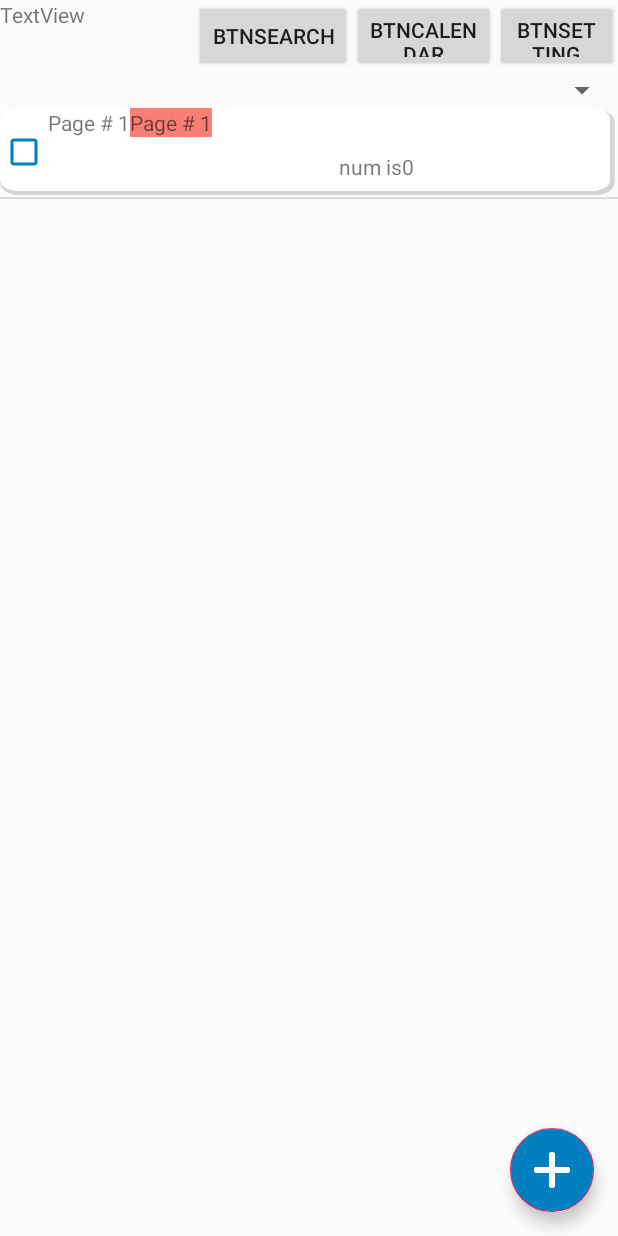
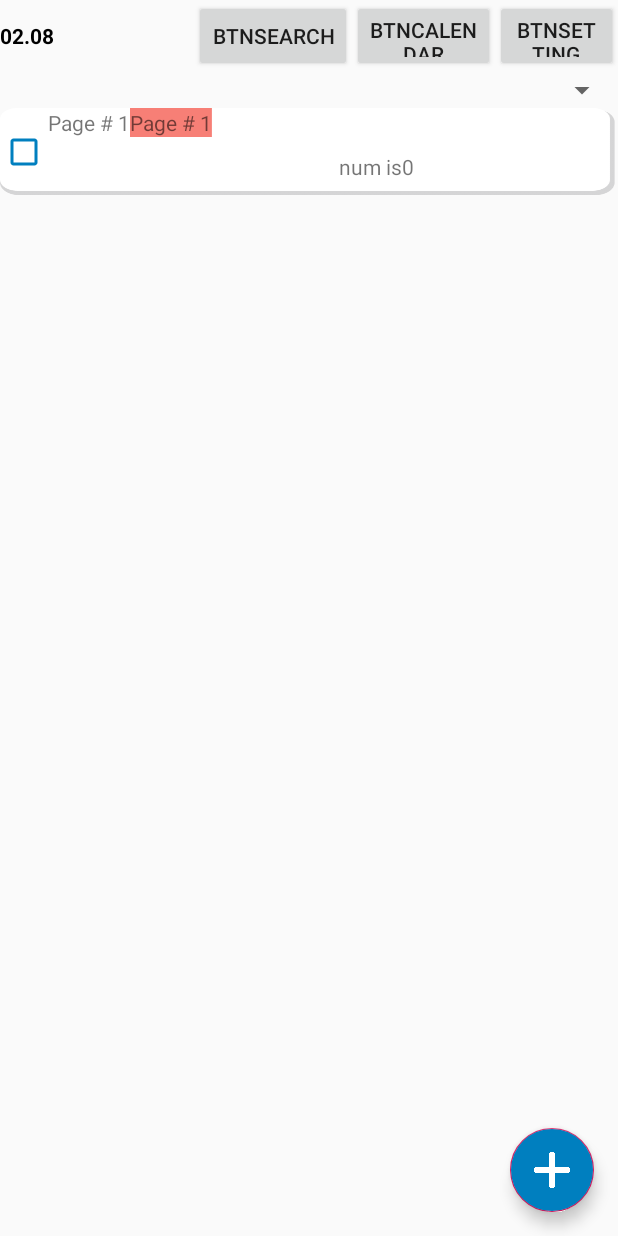
Before and after one commit to s-seongsik/willy_will, an Android app: the screen it shows after launch (activityBase), on a phone screen of 412 x 824 dp. Run offline under Robolectric (Android 15) with nearby library versions, the phone set to English and light mode, and no system bars.

Commit message:
listview 라인삭제, 날짜표기추가
리스트뷰 라인 삭제
메인뷰 날짜 추가

```diff
--- a/app/src/main/java/com/example/willy_will/activityBase.java
+++ b/app/src/main/java/com/example/willy_will/activityBase.java
@@ -7,16 +7,26 @@ import com.google.android.material.floatingactionbutton.FloatingActionButton;
 
 import androidx.appcompat.app.AppCompatActivity;
 import androidx.appcompat.widget.Toolbar;
+import androidx.fragment.app.Fragment;
+import androidx.fragment.app.FragmentManager;
+import androidx.fragment.app.FragmentTransaction;
 import androidx.viewpager.widget.ViewPager;
 
 import android.view.View;
 import android.view.Menu;
 import android.view.MenuItem;
 import android.widget.ListView;
+import android.widget.TextView;
+
+import java.text.SimpleDateFormat;
+import java.util.Calendar;
+import java.util.Date;
 
 import adapter.viewPagerAdapter;
 
 public class activityBase extends AppCompatActivity {
+
+
 
     @Override
     protected void onCreate(Bundle savedInstanceState) {
@@ -27,6 +37,16 @@ public class activityBase extends AppCompatActivity {
         Toolbar toolbar = findViewById(R.id.toolbar);
         setSupportActionBar(toolbar);
         */
+
+        //setDate
+        TextView tv_date = (TextView) findViewById(R.id.tv_date);
+        Date todaydate = Calendar.getInstance().getTime();
+
+        SimpleDateFormat sdf = new SimpleDateFormat("MM.dd");
+        String dateString = sdf.format(todaydate);
+        tv_date.setText(dateString);
+
+        //~setDate
 
         // set fab event Listener
         FloatingActionButton fab = findViewById(R.id.fabItemAdd);
@@ -58,6 +78,15 @@ public class activityBase extends AppCompatActivity {
         startActivity(intent);
     }
 
+    public void btnCalendarClick(View view) {
+        Fragment fragment = new fragmentCalander();
+        FragmentManager fragmentManager=getSupportFragmentManager();
+        FragmentTransaction fragmentTransaction=fragmentManager.beginTransaction();
+        fragmentTransaction.replace(R.id.calanderViewPager,fragment);
+        fragmentTransaction.commit();
+    }
+
+
     /*
     @Override
     // tool bar
--- a/app/src/main/res/layout/activity_base.xml
+++ b/app/src/main/res/layout/activity_base.xml
@@ -22,11 +22,14 @@
                 android:orientation="horizontal">
 
                 <TextView
-                    android:id="@+id/tv"
+                    android:id="@+id/tv_date"
                     android:layout_width="156dp"
                     android:layout_height="match_parent"
                     android:layout_weight="1"
-                    android:text="TextView" />
+                    android:gravity="center|start"
+                    android:text="TextView"
+                    android:textStyle="bold"
+                    android:textColor="@color/colorString"/>
 
                 <Button
                     android:id="@+id/btnSearch"
@@ -40,7 +43,7 @@
                     android:layout_width="wrap_content"
                     android:layout_height="match_parent"
                     android:layout_weight="1"
-                    android:onClick="btnSearchClick"
+                    android:onClick="btnCalendarClick"
                     android:text="btnCalendar" />
 
                 <Button
--- a/app/src/main/res/layout/fragment_main.xml
+++ b/app/src/main/res/layout/fragment_main.xml
@@ -9,5 +9,5 @@
             android:layout_width="match_parent"
             android:layout_height="match_parent"
             android:id = "@+id/mainItemList"
-            />
+            android:divider="@null"/>
 </LinearLayout>
--- a/app/src/main/res/values/colors.xml
+++ b/app/src/main/res/values/colors.xml
@@ -7,4 +7,5 @@
     <color name="colorBasic">#007fbf</color>
     <color name="colorInactive">#B24D4D4D</color>
     <color name="colorGroup1">#ADF44336</color>
+    <color name="colorString">#000000</color>
 </resources>
```
